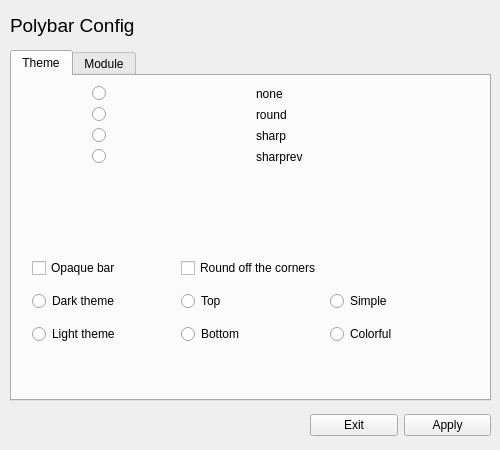
Before: the Qt Designer form mainwindow.ui in FascodeNet/alterlinux-i3-manager, drawn with Qt 5.
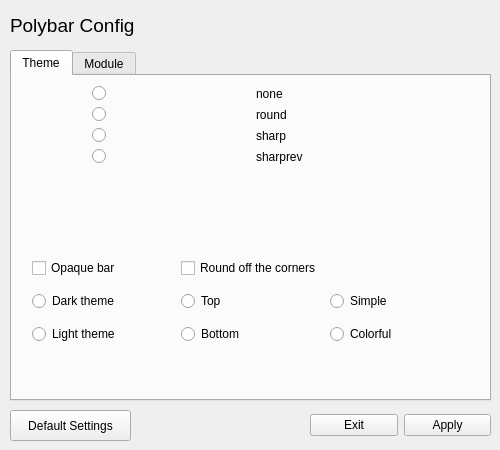
After: the same form once the commit is applied.

Commit message: [update] : set default settings button

Patch:
```diff
--- a/mainwindow.ui
+++ b/mainwindow.ui
@@ -370,6 +370,19 @@
      </item>
     </layout>
    </widget>
+   <widget class="QPushButton" name="pushButton">
+    <property name="geometry">
+     <rect>
+      <x>10</x>
+      <y>410</y>
+      <width>121</width>
+      <height>31</height>
+     </rect>
+    </property>
+    <property name="text">
+     <string>Default Settings</string>
+    </property>
+   </widget>
   </widget>
  </widget>
  <resources/>
```
The commit also changes 3 other files.
